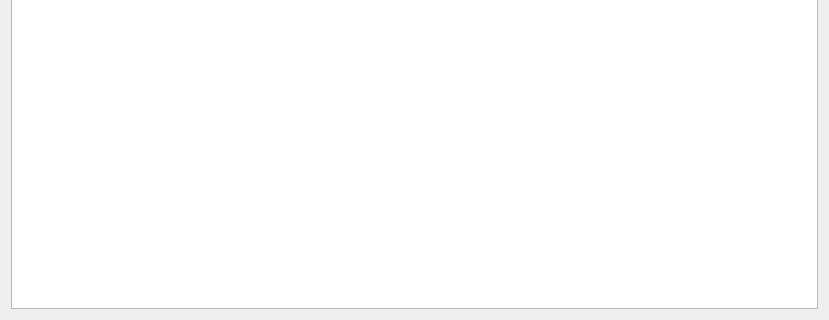
This is wid_prejetiracuni.ui in bubi-luka/BubiRacun as Qt 5 draws it before an edit; both pictures show x 0 to 829 and y 389 to 709 of the 829 by 709 pixel window. The edited form follows.
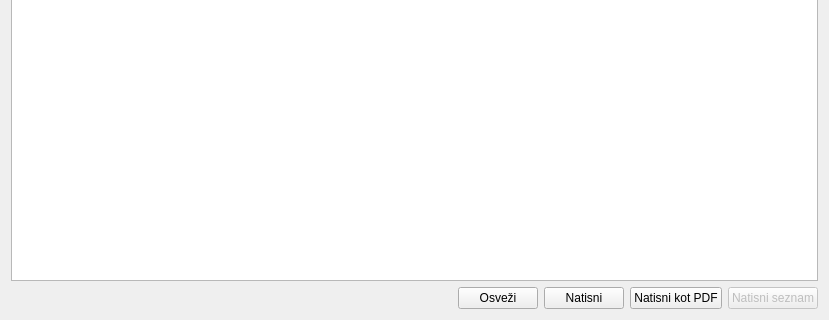
This is the edited form.

Patch:
```diff
--- a/wid_prejetiracuni.ui
+++ b/wid_prejetiracuni.ui
@@ -134,6 +134,54 @@
      </property>
     </widget>
    </item>
+   <item>
+    <layout class="QHBoxLayout" name="horizontalLayout_2">
+     <item>
+      <spacer name="horizontalSpacer_3">
+       <property name="orientation">
+        <enum>Qt::Horizontal</enum>
+       </property>
+       <property name="sizeHint" stdset="0">
+        <size>
+         <width>40</width>
+         <height>20</height>
+        </size>
+       </property>
+      </spacer>
+     </item>
+     <item>
+      <widget class="QPushButton" name="btn_refresh">
+       <property name="text">
+        <string>Osveži</string>
+       </property>
+      </widget>
+     </item>
+     <item>
+      <widget class="QPushButton" name="btn_print">
+       <property name="text">
+        <string>Natisni</string>
+       </property>
+      </widget>
+     </item>
+     <item>
+      <widget class="QPushButton" name="btn_print_pdf">
+       <property name="text">
+        <string>Natisni kot PDF</string>
+       </property>
+      </widget>
+     </item>
+     <item>
+      <widget class="QPushButton" name="btn_print_seznam">
+       <property name="enabled">
+        <bool>false</bool>
+       </property>
+       <property name="text">
+        <string>Natisni seznam</string>
+       </property>
+      </widget>
+     </item>
+    </layout>
+   </item>
   </layout>
  </widget>
  <resources/>
```
